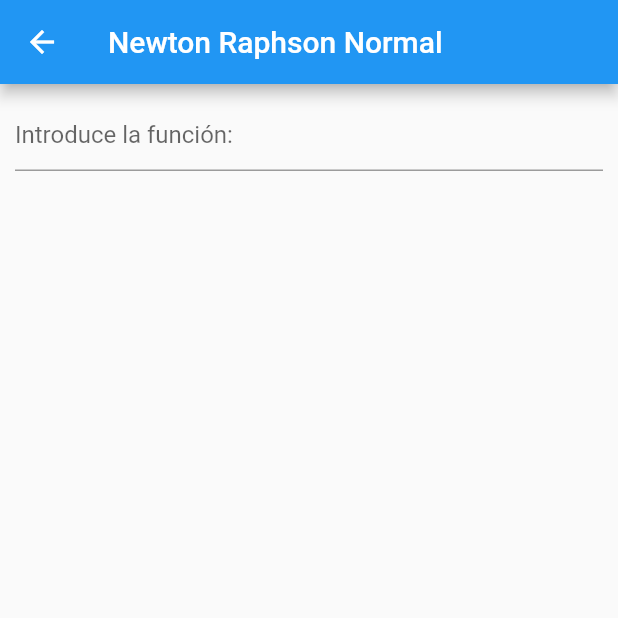
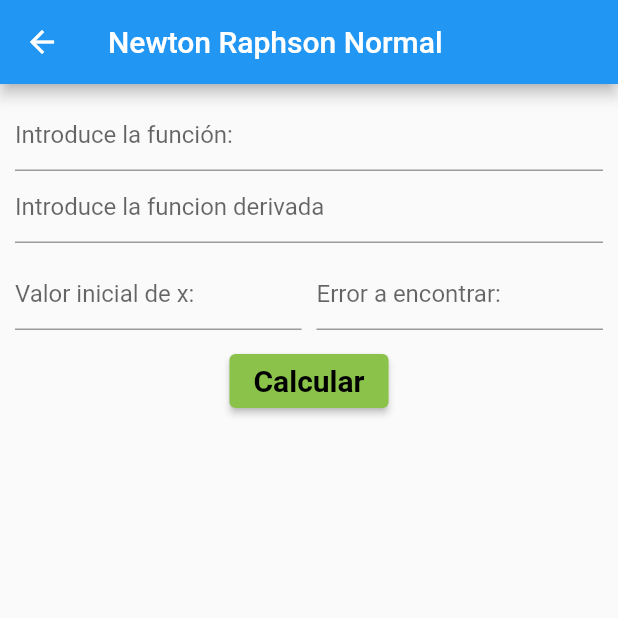
Before and after one commit to SPLSaul/metodos, a Flutter app: the NewtonRaphsonNormal screen opened directly, on a phone screen of 412 x 824 dp, the top half of it. Run offline on Flutter 3.47's test engine with Material 2 defaults, Android fonts, the phone set to English and light mode, and no system bars.

Commit message:
Creadas interfaces de metodos, falta agregar imagenes a ambos metodos y todo el proceso para calcular

```diff
--- a/lib/main.dart
+++ b/lib/main.dart
@@ -78,6 +78,39 @@ class _NewtonRaphsonNormalState extends State<NewtonRaphsonNormal> {
             SizedBox(height: 10), // Espacio en blanco para separar del borde superior
             TextField(
               decoration: InputDecoration(hintText: 'Introduce la función: '),
+              onChanged: (text){},
+            ),
+            TextField(decoration: InputDecoration(hintText: 'Introduce la funcion derivada'),onChanged: (text){},),
+            SizedBox(height: 10),
+            Row(
+              children: [
+                Expanded(
+                  child: TextField(
+                    decoration: InputDecoration(
+                      hintText: 'Valor inicial de x:',
+                    ),
+                    onChanged: (text) {},
+                  ),
+                ),
+                SizedBox(width: 10),
+                Expanded(
+                  child: TextField(
+                    decoration: InputDecoration(
+                      hintText: 'Error a encontrar:',
+                    ),
+                    onChanged: (text) {},
+                  ),
+                ),
+              ],
+            ),
+            SizedBox(height: 10),
+            ElevatedButton(
+              onPressed: () {
+                ScaffoldMessenger.of(context).showSnackBar(SnackBar(
+                    content: Text('Presionado'),),);
+              },
+              child: Text('Calcular',style: TextStyle(fontSize: 20,color: Colors.black,fontWeight: FontWeight.bold),),
+              style: ElevatedButton.styleFrom(primary: Colors.lightGreen),
             ),
           ],
         ),
@@ -106,6 +139,39 @@ class _NewtonRaphsonMejoradoState extends State<NewtonRaphsonMejorado> {
             SizedBox(height: 10), // Espacio en blanco para separar del borde superior
             TextField(
               decoration: InputDecoration(hintText: 'Introduce la función: '),
+              onChanged: (text){},
+            ),
+            TextField(decoration: InputDecoration(hintText: 'Introduce la funcion derivada: '), onChanged: (text){},),
+            TextField(decoration: InputDecoration(hintText: 'Introduce la segunda derivada de la funcion: '), onChanged: (text){},),
+            Row(
+              children: [
+                Expanded(
+                  child: TextField(
+                    decoration: InputDecoration(
+                      hintText: 'Valor inicial de x:',
+                    ),
+                    onChanged: (text) {},
+                  ),
+                ),
+                SizedBox(width: 10),
+                Expanded(
+                  child: TextField(
+                    decoration: InputDecoration(
+                      hintText: 'Error a encontrar:',
+                    ),
+                    onChanged: (text) {},
+                  ),
+                ),
+              ],
+            ),
+            SizedBox(height: 10),
+            ElevatedButton(
+              onPressed: () {
+                ScaffoldMessenger.of(context).showSnackBar(SnackBar(
+                  content: Text('Presionado'),),);
+              },
+              child: Text('Calcular',style: TextStyle(fontSize: 20,color: Colors.black,fontWeight: FontWeight.bold),),
+              style: ElevatedButton.styleFrom(primary: Colors.lightGreen),
             ),
           ],
         ),
```
